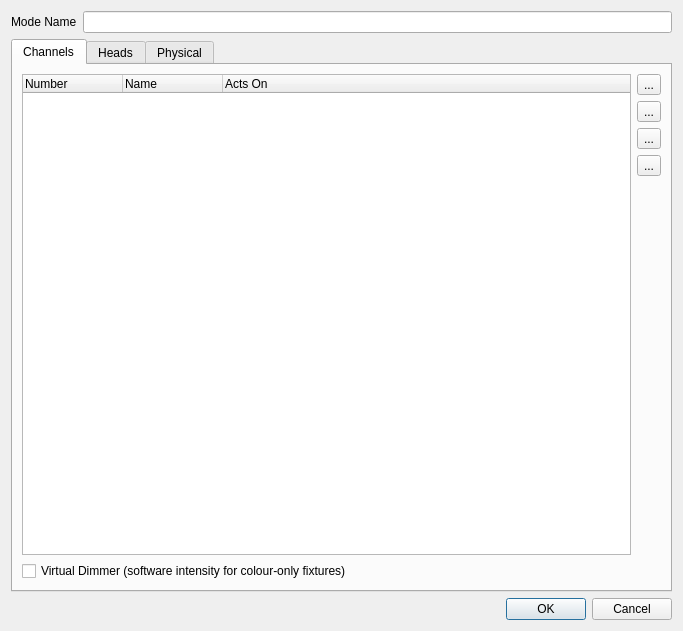
filipolszewsk/qlcplus, file fixtureeditor/editmode.ui: the form before one commit.
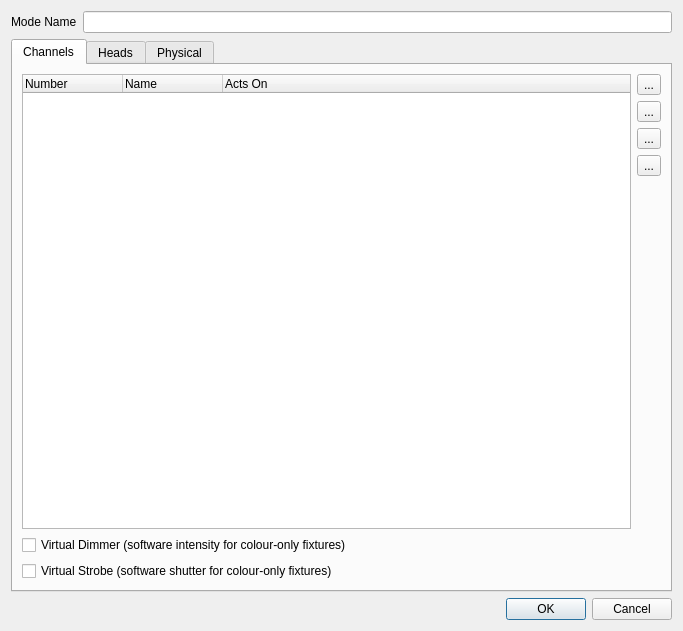
The form after the commit. Icons and pictures are not drawn.

Commit message: feat: add Virtual Strobe channel for colour-only fixtures

The edit to the form file:
```diff
--- a/fixtureeditor/editmode.ui
+++ b/fixtureeditor/editmode.ui
@@ -196,6 +196,16 @@
          </property>
         </widget>
        </item>
+       <item row="6" column="0" colspan="2">
+        <widget class="QCheckBox" name="m_virtualStrobeCheck">
+         <property name="toolTip">
+          <string>Enable a software-only (virtual) strobe channel. Value 0=closed, 1-244=strobe slow to fast, 255=open. Use for fixtures without a physical shutter/strobe channel.</string>
+         </property>
+         <property name="text">
+          <string>Virtual Strobe (software shutter for colour-only fixtures)</string>
+         </property>
+        </widget>
+       </item>
       </layout>
      </widget>
      <widget class="QWidget" name="tab_heads">
```
The commit also changes 17 other files.
